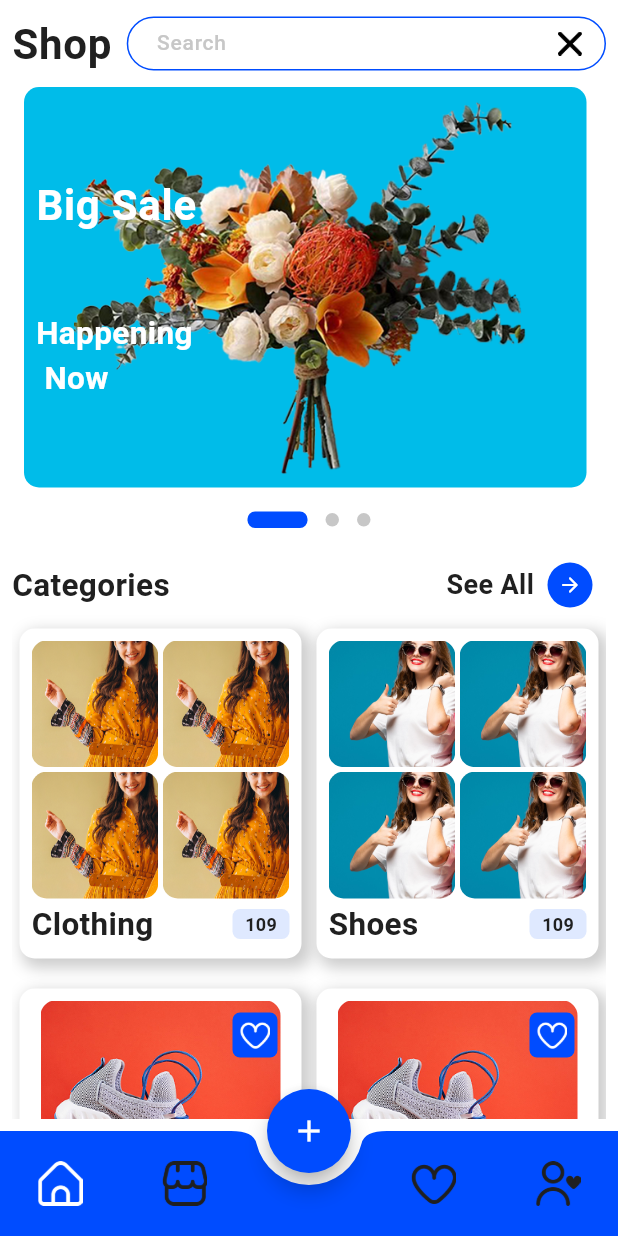
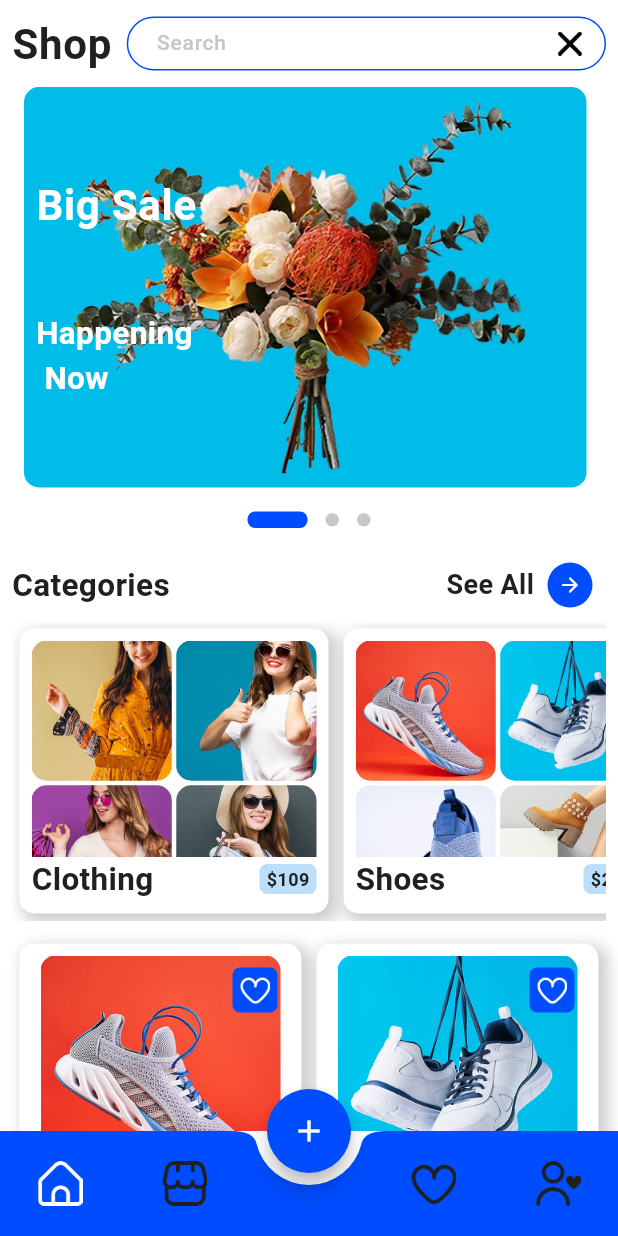
Before and after one commit to rperezalberto/store_app, a Flutter app: the MainAppHome screen opened directly, on a phone screen of 412 x 824 dp. Run offline on Flutter 3.47's test engine with Material 3 defaults, Android fonts, the phone set to English and light mode, and no system bars; drawn by our look-alikes of dots_indicator; our stand-ins replace bloc, cloud_firestore, dotted_border, equatable, firebase_core, flutter_bloc and 1 more; accounts and stored records are empty.

Commit message:
Modelo de datos

```diff
--- a/lib/bloc/home/home_bloc.dart
+++ b/lib/bloc/home/home_bloc.dart
@@ -1,11 +1,65 @@
 import 'package:bloc/bloc.dart';
 import 'package:equatable/equatable.dart';
 import 'package:flutter/material.dart';
+import 'package:store_app/models/shop_model.dart';
 
 part 'home_event.dart';
 part 'home_state.dart';
 
 class HomeBloc extends Bloc<HomeEvent, HomeState> {
+  final List<ShopModel> shopItem = [
+    ShopModel(
+        title: "Nike",
+        description:
+            "Lorem ipsum dolor sit amet consectetur consectetur consectetur consectetur",
+        price: 800,
+        discount: 150,
+        image: "5.png"),
+    ShopModel(
+        title: "Adidas",
+        description:
+            "Lorem ipsum dolor sit amet consectetur consectetur consectetur consectetur",
+        price: 800,
+        discount: 100,
+        image: "6.png"),
+    ShopModel(
+        title: "Puma",
+        description:
+            "Lorem ipsum dolor sit amet consectetur consectetur consectetur consectetur",
+        price: 600,
+        discount: 200,
+        image: "7.png"),
+    ShopModel(
+        title: "Reebok",
+        description:
+            "Lorem ipsum dolor sit amet consectetur consectetur consectetur consectetur",
+        price: 500,
+        discount: 100,
+        image: "8.png"),
+  ];
+  final List<ShopMoreView> showMore = [
+    ShopMoreView(
+      title: "Clothing",
+      price: 109,
+      images: [
+        MoreView(image: "1.png"),
+        MoreView(image: "2.png"),
+        MoreView(image: "3.png"),
+        MoreView(image: "4.png"),
+      ],
+    ),
+    ShopMoreView(
+      title: "Shoes",
+      price: 200,
+      images: [
+        MoreView(image: "5.png"),
+        MoreView(image: "6.png"),
+        MoreView(image: "7.png"),
+        MoreView(image: "8.png"),
+      ],
+    ),
+  ];
+
   final PageController pageController = PageController();
   HomeBloc() : super(HomeInitial()) {
     on<ChangeCurrentPage>(_changeCurrenPage);
--- /dev/null
+++ b/lib/models/shop_model.dart
@@ -0,0 +1,29 @@
+class ShopModel {
+  final String title;
+  final String description;
+  final int price;
+  final int discount;
+  final String image;
+
+  ShopModel(
+      {required this.title,
+      required this.description,
+      required this.price,
+      required this.discount,
+      required this.image});
+}
+
+class ShopMoreView {
+  final String title;
+  final int price;
+  final List<MoreView> images;
+
+  ShopMoreView(
+      {required this.title, required this.price, required this.images});
+}
+
+class MoreView {
+  final String image;
+
+  MoreView({required this.image});
+}
--- a/lib/screen/home/home_sceen.dart
+++ b/lib/screen/home/home_sceen.dart
@@ -5,6 +5,7 @@ import 'package:flutter/material.dart';
 import 'package:flutter_bloc/flutter_bloc.dart';
 import 'package:store_app/bloc/home/home_bloc.dart';
 import 'package:store_app/components/next_button_component.dart';
+import 'package:store_app/models/shop_model.dart';
 import 'package:store_app/theme/color_app.dart';
 
 class HomeSceen extends StatelessWidget {
@@ -12,26 +13,23 @@ class HomeSceen extends StatelessWidget {
 
   @override
   Widget build(BuildContext context) {
+    final homeBloc = BlocProvider.of<HomeBloc>(context);
     return Scaffold(
       body: SafeArea(
+        child: SingleChildScrollView(
           child: Padding(
             padding: const EdgeInsets.all(8.0),
-          child: SingleChildScrollView(
             child: Column(
               children: [
                 SearchHome(),
                 Carousel(),
                 CategoriesHome(),
-                Row(
-                  mainAxisAlignment: MainAxisAlignment.spaceBetween,
-                  children: [
-                    Expanded(
-                        child: TopItem(images: "1.png", title: "Clothing")),
-                    Expanded(child: TopItem(images: "2.png", title: "Shoes")),
-                  ],
+                SizedBox(
+                  height: 200,
+                  child: TopItem(showMore: homeBloc.showMore),
                 ),
                 const SizedBox(height: 10),
-                CustomItem(),
+                CustomItem(shop: homeBloc.shopItem),
               ],
             ),
           ),
@@ -238,9 +236,9 @@ class CategoriesHome extends StatelessWidget {
 }
 
 class TopItem extends StatelessWidget {
-  final String images;
-  final String title;
-  const TopItem({super.key, required this.images, required this.title});
+  final List<ShopMoreView> showMore;
+
+  const TopItem({super.key, required this.showMore});
 
   @override
   Widget build(BuildContext context) {
@@ -248,6 +246,11 @@ class TopItem extends StatelessWidget {
     final size = MediaQuery.of(context).size;
     final appWidth = size.width;
 
+    return ListView.builder(
+      scrollDirection: Axis.horizontal,
+      shrinkWrap: true,
+      itemCount: showMore.length,
+      itemBuilder: (BuildContext context, int index) {
         return Padding(
           padding: const EdgeInsets.all(5),
           child: Container(
@@ -271,10 +274,12 @@ class TopItem extends StatelessWidget {
                 children: [
                   Expanded(
                     child: GridView.builder(
-                  shrinkWrap: true,
-                  physics: NeverScrollableScrollPhysics(),
+                      shrinkWrap: true, // 🔥 También aquí
+                      physics:
+                          NeverScrollableScrollPhysics(), // 🔥 Evita el doble scroll
                       itemCount: 4,
-                  gridDelegate: const SliverGridDelegateWithFixedCrossAxisCount(
+                      gridDelegate:
+                          const SliverGridDelegateWithFixedCrossAxisCount(
                         crossAxisCount: 2,
                         crossAxisSpacing: 3,
                         mainAxisSpacing: 3,
@@ -289,7 +294,9 @@ class TopItem extends StatelessWidget {
                           ),
                           child: ClipRRect(
                             borderRadius: BorderRadius.circular(10),
-                        child: Image.asset("assets/images/$images"),
+                            child: Image.asset(
+                                "assets/images/${showMore[index].images[idx].image}",
+                                fit: BoxFit.cover),
                           ),
                         );
                       },
@@ -298,18 +305,19 @@ class TopItem extends StatelessWidget {
                   Row(
                     mainAxisAlignment: MainAxisAlignment.spaceBetween,
                     children: [
-                  Text(title, style: theme.textTheme.bodyMedium),
+                      Text(showMore[index].title,
+                          style: theme.textTheme.bodyMedium),
                       Container(
                         width: 38,
                         height: 20,
                         decoration: BoxDecoration(
-                        color: AppColor.colorDFE9FF,
+                            color: Colors.blue.shade100,
                             borderRadius: BorderRadius.circular(5)),
                         child: Center(
                           child: Text(
-                        "109",
-                        style:
-                            theme.textTheme.bodyMedium!.copyWith(fontSize: 12),
+                            "\$${showMore[index].price}",
+                            style: theme.textTheme.bodyMedium!
+                                .copyWith(fontSize: 12),
                           ),
                         ),
                       ),
@@ -320,11 +328,14 @@ class TopItem extends StatelessWidget {
             ),
           ),
         );
+      },
+    );
   }
 }
 
 class CustomItem extends StatelessWidget {
-  const CustomItem({super.key});
+  final List<ShopModel> shop;
+  const CustomItem({super.key, required this.shop});
 
   @override
   Widget build(BuildContext context) {
@@ -333,7 +344,7 @@ class CustomItem extends StatelessWidget {
       child: GridView.builder(
         shrinkWrap: true,
         physics: NeverScrollableScrollPhysics(),
-        itemCount: 4,
+        itemCount: shop.length,
         gridDelegate: const SliverGridDelegateWithFixedCrossAxisCount(
           crossAxisCount: 2,
           crossAxisSpacing: 10,
@@ -343,7 +354,7 @@ class CustomItem extends StatelessWidget {
         itemBuilder: (BuildContext context, int index) {
           return Container(
             width: 160,
-            height: 250,
+            height: 200,
             decoration: BoxDecoration(
               color: Colors.white,
               borderRadius: BorderRadius.circular(10),
@@ -365,16 +376,16 @@ class CustomItem extends StatelessWidget {
                       ClipRRect(
                         borderRadius: BorderRadius.circular(10),
                         child: Image.asset(
-                          "assets/images/5.png",
-                          width: 160, // Ancho de la imagen
-                          height: 150, // Altura fija de la imagen
+                          "assets/images/${shop[index].image}",
+                          width: 160,
+                          height: 150,
                           fit: BoxFit.fill,
                         ),
                       ),
                       Padding(
                         padding: const EdgeInsets.symmetric(vertical: 5),
                         child: Text(
-                          "Lorem ipsum dolor sit amet consectetur consectetur consectetur consectetur",
+                          shop[index].description,
                           maxLines: 2,
                           overflow: TextOverflow.ellipsis,
                           style: TextStyle(
@@ -387,7 +398,7 @@ class CustomItem extends StatelessWidget {
                       Align(
                         alignment: Alignment.centerLeft,
                         child: Text(
-                          "17,00",
+                          "${shop[index].price}",
                           style: TextStyle(
                             fontSize: 17,
                             color: AppColor.color202020,
--- a/lib/screen/login/login_sreen.dart
+++ b/lib/screen/login/login_sreen.dart
@@ -1,5 +1,3 @@
-import 'dart:developer';
-
 import 'package:flutter/material.dart';
 import 'package:store_app/components/custom_button_component.dart';
 import 'package:store_app/screen/login/components/login_footer.dart';
--- a/lib/screen/main/main_app_home.dart
+++ b/lib/screen/main/main_app_home.dart
@@ -1,7 +1,7 @@
 import 'package:flutter/material.dart';
 import 'package:store_app/bloc/main_app/main_app_bloc.dart';
 import 'package:flutter_bloc/flutter_bloc.dart';
-import 'package:store_app/screen/home/home_sceen.dart';
+import 'package:store_app/screen/add/add_screen.dart';
 import 'package:store_app/theme/color_app.dart';
 
 class MainAppHome extends StatelessWidget {
@@ -21,7 +21,7 @@ class MainAppHome extends StatelessWidget {
           floatingActionButton: FloatingActionButton(
             onPressed: () {
               Navigator.push(context,
-                  MaterialPageRoute(builder: (context) => const HomeSceen()));
+                  MaterialPageRoute(builder: (context) => const AddScreen()));
             },
             disabledElevation: 0,
             backgroundColor: AppColor.color004CFF,
--- a/lib/screen/wish/wisth_screen.dart
+++ b/lib/screen/wish/wisth_screen.dart
@@ -71,7 +71,8 @@ class WistLis extends StatelessWidget {
                         ),
                       ],
                     ),
-                    Padding(
+                    GestureDetector(
+                      child: Padding(
                         padding: const EdgeInsets.all(8.0),
                         child: Align(
                           alignment: Alignment.topRight,
@@ -79,15 +80,13 @@ class WistLis extends StatelessWidget {
                             width: 30,
                             height: 30,
                             decoration: BoxDecoration(
-                            color: AppColor.color004CFF,
+                              color: Colors.red,
                               borderRadius: BorderRadius.circular(5),
                             ),
-                          child: Padding(
-                            padding: const EdgeInsets.all(5),
-                            child: Image.asset(
-                              "assets/icons/heart.png",
-                              width: 20,
-                              height: 20,
+                            child: Icon(
+                              Icons.delete_forever,
+                              color: AppColor.colorffffff,
+                              // weight: 20,
                             ),
                           ),
                         ),
--- a/lib/theme/app_theme.dart
+++ b/lib/theme/app_theme.dart
@@ -5,10 +5,10 @@ class AppTheme {
   static ThemeData themeApp = ThemeData(
       scaffoldBackgroundColor: AppColor.colorffffff,
       appBarTheme: AppBarTheme(
-        iconTheme: IconThemeData(
-          color: AppColor.colorffffff,
-        ),
-      ),
+          iconTheme: IconThemeData(
+            color: AppColor.color004CFF,
+          ),
+          centerTitle: true),
       textTheme: TextTheme(
         bodyLarge: TextStyle(
           fontSize: 28,
```
Lines whose indentation alone changed are shown as unchanged.
